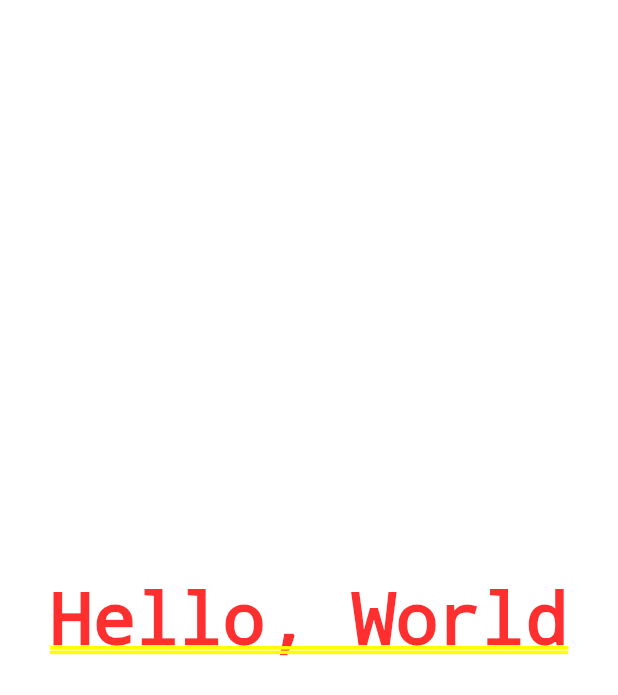
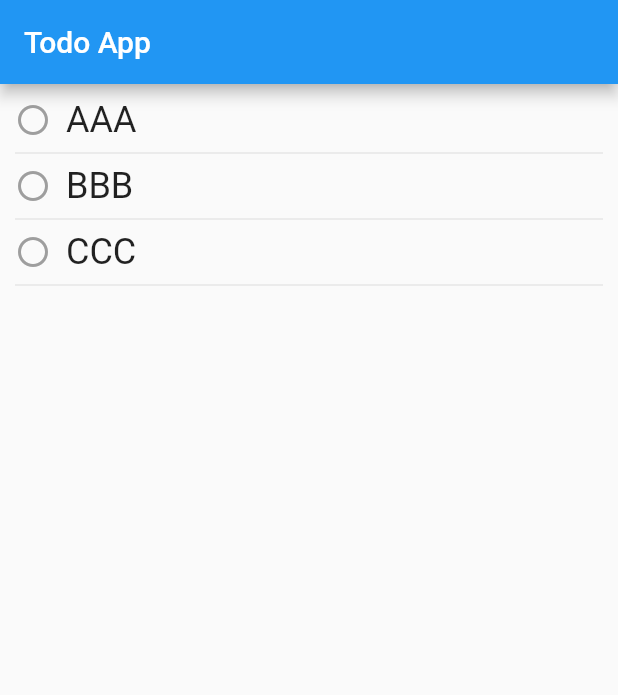
Before and after one commit to takumi091111/flutter-todoapp, a Flutter app: the screen it shows after launch, on a phone screen of 412 x 824 dp. Shown: the top 695 px of the screen. Run offline on Flutter 3.47's test engine with Material 2 defaults, Android fonts, the phone set to English and light mode, and no system bars.

Commit message:
Todoリストの実装

```diff
--- a/lib/main.dart
+++ b/lib/main.dart
@@ -1,4 +1,5 @@
 import 'package:flutter/material.dart';
+import 'todo.dart';
 
 void main() => runApp(MyApp());
 
@@ -7,13 +8,37 @@ class MyApp extends StatelessWidget {
   Widget build(BuildContext context) {
     return MaterialApp(
       title: 'Todo App',
-      home: Row(
-        mainAxisAlignment: MainAxisAlignment.center,
-        crossAxisAlignment: CrossAxisAlignment.center,
+      home: Page(
+        title: "Todo App",
         children: <Widget>[
-          Text("Hello, World")
+          Expanded(
+            child: TodoList()
+          )
         ]
       )
     );
   }
 }
+
+class Page extends StatelessWidget {
+  final String title;
+  final List<Widget> children;
+  Page({
+    @required this.title,
+    @required this.children
+  });
+
+  @override
+  Widget build(BuildContext context) {
+    return Scaffold(
+      appBar: AppBar(
+        title: Text(title)
+      ),
+      body: Row(
+        mainAxisAlignment: MainAxisAlignment.center,
+        crossAxisAlignment: CrossAxisAlignment.center,
+        children: this.children
+      )
+    );
+  }
+}
--- /dev/null
+++ b/lib/todo.dart
@@ -0,0 +1,77 @@
+import 'package:flutter/material.dart';
+import 'icon.dart';
+
+class TodoItem {
+  String title;
+  bool isDone = false;
+  TodoItem({ @required this.title });
+
+  toggle() => isDone = !isDone;
+}
+
+class TodoList extends StatefulWidget {
+  @override
+  TodoListState createState() {
+    return TodoListState();
+  }
+}
+
+class TodoListState extends State<TodoList> {
+  List<TodoItem> items = [
+    new TodoItem(title: "AAA"),
+    new TodoItem(title: "BBB"),
+    new TodoItem(title: "CCC")
+  ];
+
+  add(item) => setState(() => items.add(item));
+  buildItem(item) {
+    return TodoListItem(item: item, onTap: (item) {
+      setState(() => item.toggle());
+    });
+  }
+
+  @override
+  Widget build(BuildContext context) {
+    return ListView.builder(
+      padding: const EdgeInsets.all(10.0),
+      itemCount: (items.length * 2),
+      itemBuilder: (context, index) {
+        if (index.isOdd) return Divider();
+        return buildItem(items[index ~/ 2]);
+      }
+    );
+  }
+}
+
+class TodoListItem extends StatelessWidget {
+  final TodoItem item;
+  final void Function(TodoItem) onTap;
+  TodoListItem({
+    @required this.item,
+    @required this.onTap
+  });
+
+  @override
+  Widget build(BuildContext context) {
+    return InkWell(
+      onTap: () => onTap(item),
+      child: Container(
+        child: Row(
+          children: <Widget>[
+            item.isDone ? DoneIcon() : IncompleteIcon(),
+            Padding(
+              padding: const EdgeInsets.only(right: 10),
+            ),
+            Text(
+              item.title,
+              style: TextStyle(
+                fontSize: 24,
+                decoration: item.isDone ? TextDecoration.lineThrough : null
+              )
+            )
+          ]
+        )
+      )
+    );
+  }
+}
```
